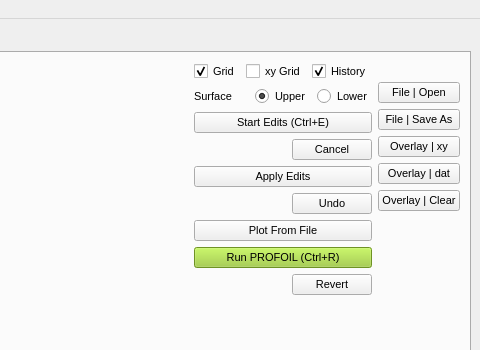
This is GUI.ui in kjayawar/PROFOIL-UI as Qt 5 draws it before an edit; both pictures show x 728 to 1208 and y 0 to 350 of the 1208 by 870 pixel window. The edited form follows.
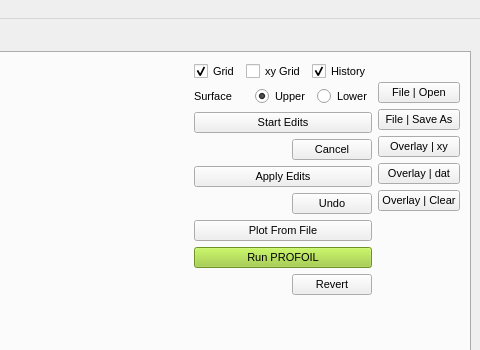
This is the edited form.

Patch:
```diff
--- a/GUI.ui
+++ b/GUI.ui
@@ -128,7 +128,7 @@
              <string notr="true"/>
             </property>
             <property name="text">
-             <string>Start Edits (Ctrl+E)</string>
+             <string>Start Edits</string>
             </property>
            </widget>
           </item>
@@ -225,7 +225,7 @@
              <string notr="true">background-color:yellowgreen;</string>
             </property>
             <property name="text">
-             <string>Run PROFOIL (Ctrl+R)</string>
+             <string>Run PROFOIL</string>
             </property>
            </widget>
           </item>
```
Left out of the diff: 8 changed lines with no effect on the pictures.
